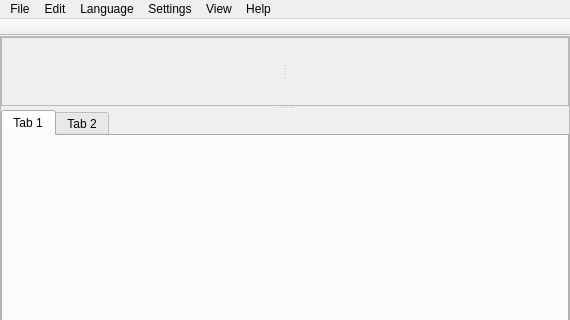
The window that src/mainwindow.ui (Leonardo2718/Lepton_Editor) describes before a commit, drawn with Qt 5; both pictures show x 0 to 570 and y 0 to 320 of the 570 by 465 pixel window.
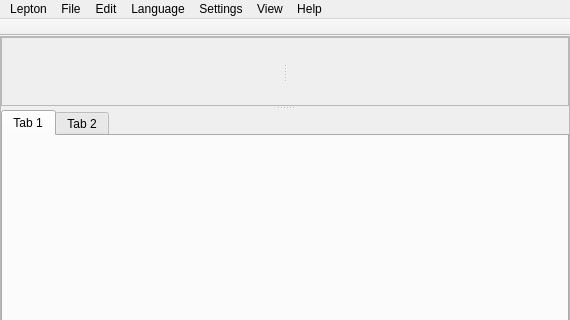
The same window after the commit.

Diff of the .ui file:
```diff
--- a/src/mainwindow.ui
+++ b/src/mainwindow.ui
@@ -272,6 +272,15 @@
      <string>Language</string>
     </property>
    </widget>
+   <widget class="QMenu" name="menuLepton">
+    <property name="title">
+     <string>Lepton</string>
+    </property>
+    <addaction name="separator"/>
+    <addaction name="actionSession"/>
+    <addaction name="actionSession_Manager"/>
+   </widget>
+   <addaction name="menuLepton"/>
    <addaction name="menuFile"/>
    <addaction name="menuEdit"/>
    <addaction name="menuLanguage"/>
```
Left out of the diff: 10 changed lines with no effect on the pictures.
